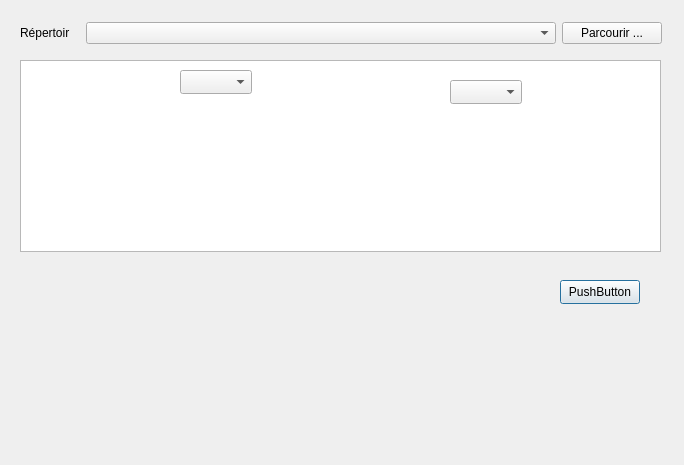
Before: the Qt Designer form projet/window.ui in BlackFox3000/M1-IHM-Project, drawn with Qt 5.
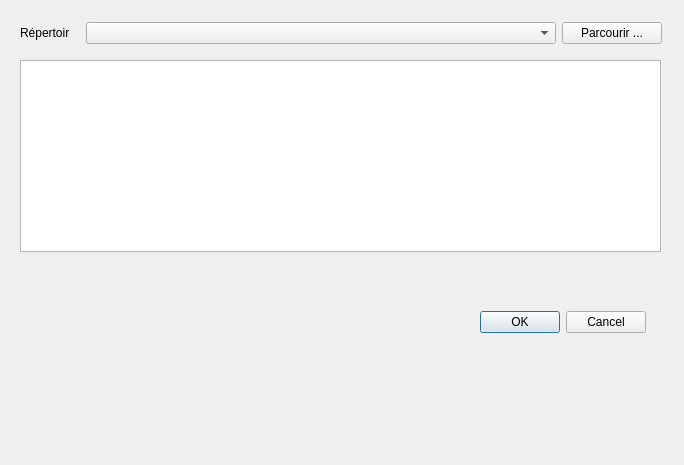
After: the same form once the commit is applied.

```diff
--- a/projet/window.ui
+++ b/projet/window.ui
@@ -26,39 +26,6 @@
     </rect>
    </property>
   </widget>
-  <widget class="QComboBox" name="fileComboBox">
-   <property name="geometry">
-    <rect>
-     <x>180</x>
-     <y>70</y>
-     <width>72</width>
-     <height>24</height>
-    </rect>
-   </property>
-  </widget>
-  <widget class="QComboBox" name="textComboBox">
-   <property name="geometry">
-    <rect>
-     <x>450</x>
-     <y>80</y>
-     <width>72</width>
-     <height>24</height>
-    </rect>
-   </property>
-  </widget>
-  <widget class="QPushButton" name="findButton">
-   <property name="geometry">
-    <rect>
-     <x>560</x>
-     <y>280</y>
-     <width>80</width>
-     <height>24</height>
-    </rect>
-   </property>
-   <property name="text">
-    <string>PushButton</string>
-   </property>
-  </widget>
   <widget class="QLabel" name="filesFoundLabel">
    <property name="geometry">
     <rect>
@@ -72,7 +39,7 @@
     <string/>
    </property>
   </widget>
-  <widget class="QWidget" name="">
+  <widget class="QWidget" name="layoutWidget">
    <property name="geometry">
     <rect>
      <x>20</x>
@@ -126,6 +93,19 @@
     </item>
    </layout>
   </widget>
+  <widget class="QDialogButtonBox" name="buttonBox">
+   <property name="geometry">
+    <rect>
+     <x>480</x>
+     <y>310</y>
+     <width>166</width>
+     <height>24</height>
+    </rect>
+   </property>
+   <property name="standardButtons">
+    <set>QDialogButtonBox::Cancel|QDialogButtonBox::Ok</set>
+   </property>
+  </widget>
  </widget>
  <resources/>
  <connections/>
```
